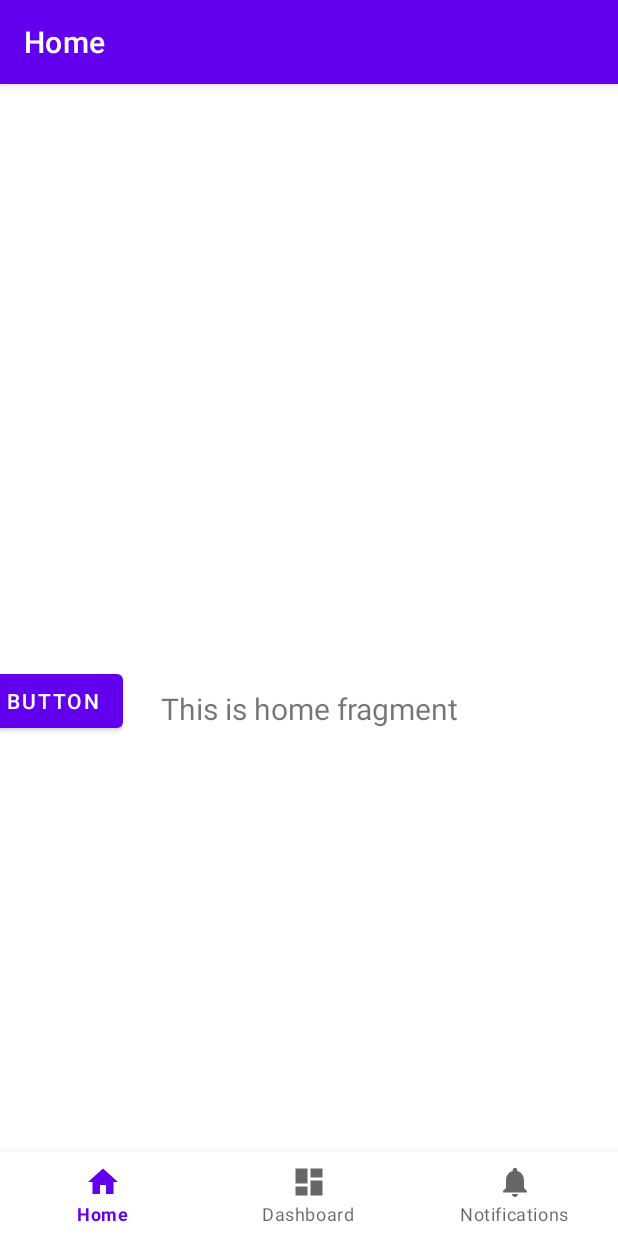
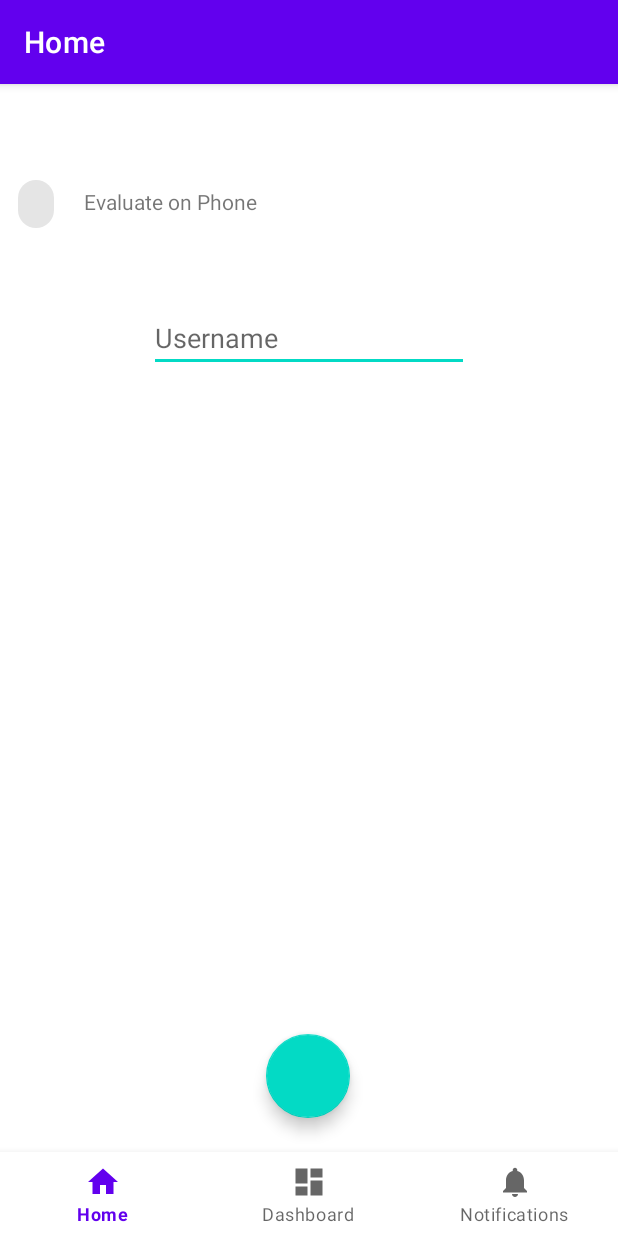
Before and after one commit to AIGroup2022BioOpener/BioProver, an Android app: the screen it shows after launch (MainActivity), on a phone screen of 412 x 824 dp. Run offline under Robolectric (Android 15) with nearby library versions, the phone set to English and light mode, and no system bars; our stand-ins replace navigation-ui.

Commit message:
added rudimentary UI TODO:add Icon to button

```diff
--- a/Frontend/app/src/main/java/com/example/bioprover/ui/home/HomeFragment.java
+++ b/Frontend/app/src/main/java/com/example/bioprover/ui/home/HomeFragment.java
@@ -21,6 +21,7 @@ import androidx.lifecycle.ViewModelProvider;
 
 import com.example.bioprover.R;
 import com.example.bioprover.databinding.FragmentHomeBinding;
+import com.google.android.material.floatingactionbutton.FloatingActionButton;
 
 import static android.app.Activity.RESULT_CANCELED;
 import static android.app.Activity.RESULT_OK;
@@ -39,15 +40,15 @@ public class HomeFragment extends Fragment {
         binding = FragmentHomeBinding.inflate(inflater, container, false);
         View root = binding.getRoot();
 
-        final TextView textView = binding.textHome;
-        homeViewModel.getText().observe(getViewLifecycleOwner(), new Observer<String>() {
-            @Override
-            public void onChanged(@Nullable String s) {
-                textView.setText(s);
-            }
-        });
+//        final TextView textView = binding.textHome;
+//        homeViewModel.getText().observe(getViewLifecycleOwner(), new Observer<String>() {
+//            @Override
+//            public void onChanged(@Nullable String s) {
+//                textView.setText(s);
+//            }
+//        });
 
-        final Button photoButton = binding.Photobutton;
+        final FloatingActionButton photoButton = binding.Photobutton;
         imgCapture= binding.capturedImage;
         photoButton.setOnClickListener(new View.OnClickListener() {
             @Override
--- a/Frontend/app/src/main/res/layout/fragment_home.xml
+++ b/Frontend/app/src/main/res/layout/fragment_home.xml
@@ -6,42 +6,83 @@
     android:layout_height="match_parent"
     tools:context=".ui.home.HomeFragment">
 
-    <TextView
-        android:id="@+id/text_home"
-        android:layout_width="match_parent"
+<!--    <TextView-->
+<!--        android:id="@+id/text_home"-->
+<!--        android:layout_width="match_parent"-->
+<!--        android:layout_height="wrap_content"-->
+<!--        android:layout_marginStart="8dp"-->
+<!--        android:layout_marginTop="8dp"-->
+<!--        android:layout_marginEnd="8dp"-->
+<!--        android:textAlignment="center"-->
+<!--        android:textSize="20sp"-->
+<!--        app:layout_constraintBottom_toBottomOf="parent"-->
+<!--        app:layout_constraintEnd_toEndOf="parent"-->
+<!--        app:layout_constraintHorizontal_bias="0.0"-->
+<!--        app:layout_constraintStart_toStartOf="parent"-->
+<!--        app:layout_constraintTop_toTopOf="parent"-->
+<!--        app:layout_constraintVertical_bias="0.807" />-->
+
+    <com.google.android.material.floatingactionbutton.FloatingActionButton
+        android:id="@+id/Photobutton"
+        android:layout_width="wrap_content"
         android:layout_height="wrap_content"
-        android:layout_marginStart="8dp"
-        android:layout_marginTop="8dp"
-        android:layout_marginEnd="8dp"
-        android:textAlignment="center"
-        android:textSize="20sp"
+
+        android:text="Pic"
+        app:fabSize="normal"
+        app:layout_constraintBottom_toBottomOf="parent"
+        app:layout_constraintEnd_toEndOf="parent"
+        app:layout_constraintHorizontal_bias="0.498"
+        app:layout_constraintStart_toStartOf="parent"
+        app:layout_constraintTop_toTopOf="parent"
+        app:layout_constraintVertical_bias="0.88" />
+
+    <ImageView
+        android:id="@+id/capturedImage"
+        android:layout_width="343dp"
+        android:layout_height="408dp"
+        android:layout_above="@+id/Photobutton"
         app:layout_constraintBottom_toBottomOf="parent"
         app:layout_constraintEnd_toEndOf="parent"
         app:layout_constraintStart_toStartOf="parent"
         app:layout_constraintTop_toTopOf="parent" />
 
-    <Button
-        android:id="@+id/Photobutton"
+    <com.google.android.material.chip.Chip
+        android:id="@+id/chip4"
         android:layout_width="wrap_content"
         android:layout_height="wrap_content"
-        android:text="Button"
         app:layout_constraintBottom_toBottomOf="parent"
         app:layout_constraintEnd_toEndOf="parent"
-        app:layout_constraintEnd_toStartOf="@+id/text_home"
-        app:layout_constraintHorizontal_bias="0.142"
+        app:layout_constraintHorizontal_bias="0.0"
         app:layout_constraintStart_toStartOf="parent"
         app:layout_constraintTop_toTopOf="parent"
-        app:layout_constraintVertical_bias="0.499" />
+        app:layout_constraintVertical_bias="0.0" />
 
-    <ImageView
-        android:id="@+id/capturedImage"
-        android:layout_width="227dp"
-        android:layout_height="506dp"
-        android:layout_above="@+id/Photobutton"
-        app:layout_constraintBottom_toBottomOf="parent"
+    <TextView
+        android:id="@+id/EvaluationLocation"
+        android:layout_width="wrap_content"
+        android:layout_height="wrap_content"
+        android:layout_marginStart="8dp"
+        android:text="Evaluate on Phone"
+        app:layout_constraintBottom_toBottomOf="@+id/chip4"
+        app:layout_constraintEnd_toEndOf="parent"
+        app:layout_constraintHorizontal_bias="0.0"
+        app:layout_constraintStart_toEndOf="@+id/chip4"
+        app:layout_constraintTop_toTopOf="@+id/chip4"
+        app:layout_constraintVertical_bias="0.448" />
+
+    <EditText
+        android:id="@+id/editTextTextPersonName"
+        android:layout_width="wrap_content"
+        android:layout_height="wrap_content"
+        android:layout_marginBottom="16dp"
+        android:ems="10"
+        android:inputType="textPersonName"
+        android:hint="Username"
+        app:layout_constraintBottom_toTopOf="@+id/capturedImage"
         app:layout_constraintEnd_toEndOf="parent"
         app:layout_constraintStart_toStartOf="parent"
         app:layout_constraintTop_toTopOf="parent"
-        tools:layout_editor_absoluteX="92dp"
-        tools:layout_editor_absoluteY="149dp" />
+        app:layout_constraintVertical_bias="1.0" />
+
+
 </androidx.constraintlayout.widget.ConstraintLayout>
```
